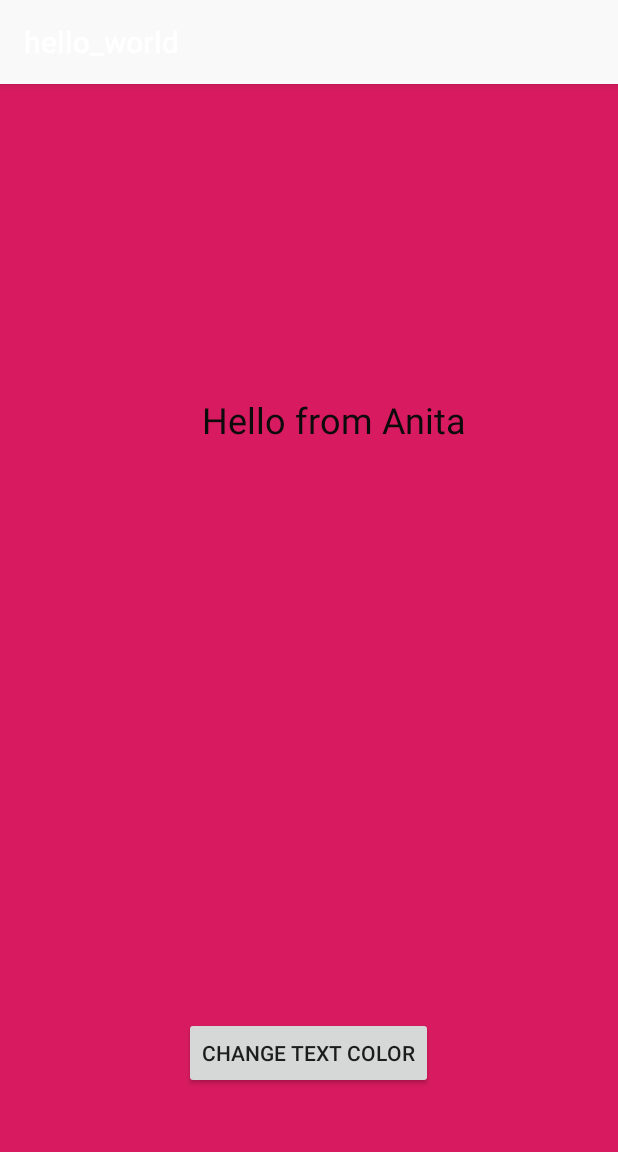
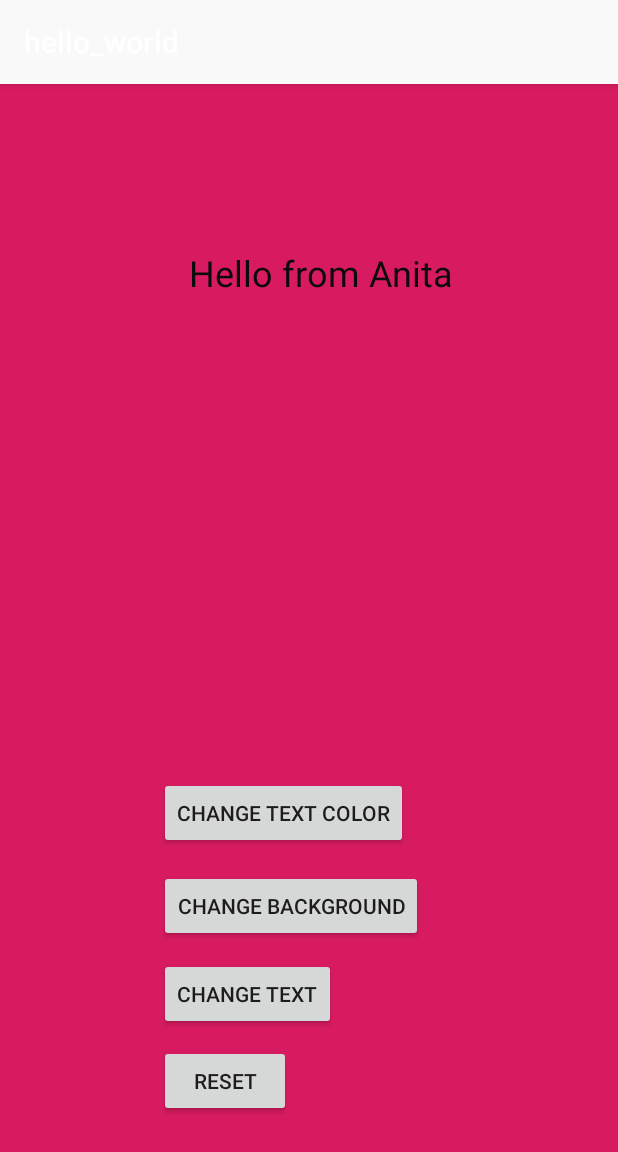
Before and after one commit to AnitaGarcia819/hello_app, an Android app: the screen it shows after launch (MainActivity), on a phone screen of 412 x 824 dp. Shown: the top 1152 px of the screen. Run offline under Robolectric (Android 15) with nearby library versions, the phone set to English and light mode, and no system bars.

Commit message:
Added bonus user stories: all minus edit text

```diff
--- a/app/src/main/java/com/example/anitagarcia/hello_world/MainActivity.java
+++ b/app/src/main/java/com/example/anitagarcia/hello_world/MainActivity.java
@@ -7,6 +7,7 @@ import android.view.View;
 import android.widget.TextView;
 
 public class MainActivity extends AppCompatActivity {
+
 
     @Override
     protected void onCreate(Bundle savedInstanceState) {
@@ -20,6 +21,32 @@ public class MainActivity extends AppCompatActivity {
                 ((TextView) findViewById(R.id.textView)).setTextColor(getResources().getColor(R.color.colorPrimary));
             }
         });
+
+        findViewById(R.id.text_button).setOnClickListener(new View.OnClickListener(){
+            @Override
+            public void onClick(View view){
+                Log.i("Anita", "Anita clicked this button");
+                ((TextView) findViewById(R.id.textView)).setText("Android is Awesome!");
+            }
+        });
+
+        findViewById(R.id.background_button).setOnClickListener(new View.OnClickListener(){
+            @Override
+            public void onClick(View view){
+                Log.i("Anita", "Anita clicked this button");
+                findViewById(R.id.rootView).setBackgroundColor(getResources().getColor(R.color.colorSecondary));
+            }
+        });
+
+        findViewById(R.id.default_button).setOnClickListener(new View.OnClickListener(){
+            @Override
+            public void onClick(View view){
+                Log.i("Anita", "Anita clicked this button");
+                ((TextView) findViewById(R.id.textView)).setTextColor(getResources().getColor(R.color.colorPrimaryDark));
+                findViewById(R.id.rootView).setBackgroundColor(getResources().getColor(R.color.colorAccent));
+                ((TextView) findViewById(R.id.textView)).setText(R.string.greeting);
+            }
+        });
     }
 
 
--- a/app/src/main/res/layout/activity_main.xml
+++ b/app/src/main/res/layout/activity_main.xml
@@ -5,6 +5,7 @@
     android:layout_width="match_parent"
     android:layout_height="match_parent"
     android:background="@color/colorAccent"
+    android:id="@+id/rootView"
     tools:context=".MainActivity">
 
     <TextView
@@ -14,10 +15,10 @@
         android:layout_alignParentTop="true"
         android:layout_alignParentEnd="true"
         android:layout_alignParentRight="true"
-        android:layout_marginTop="207dp"
-        android:layout_marginEnd="101dp"
-        android:layout_marginRight="101dp"
-        android:text="Hello from Anita"
+        android:layout_marginTop="109dp"
+        android:layout_marginEnd="110dp"
+        android:layout_marginRight="110dp"
+        android:text="@string/greeting"
         android:textColor="@color/colorPrimaryDark"
         android:textSize="24sp" />
 
@@ -25,9 +26,40 @@
         android:id="@+id/button"
         android:layout_width="wrap_content"
         android:layout_height="wrap_content"
+        android:layout_alignParentStart="true"
+        android:layout_alignParentLeft="true"
         android:layout_alignParentBottom="true"
-        android:layout_centerHorizontal="true"
-        android:layout_marginBottom="98dp"
+        android:layout_marginStart="106dp"
+        android:layout_marginLeft="106dp"
+        android:layout_marginBottom="258dp"
         android:text="Change text color" />
 
+    <Button
+        android:id="@+id/background_button"
+        android:layout_width="wrap_content"
+        android:layout_height="wrap_content"
+        android:layout_alignStart="@+id/button"
+        android:layout_alignParentBottom="true"
+        android:layout_marginBottom="196dp"
+        android:text="Change Background" />
+
+    <Button
+        android:id="@+id/text_button"
+        android:layout_width="wrap_content"
+        android:layout_height="wrap_content"
+        android:layout_alignStart="@+id/button"
+        android:layout_alignParentBottom="true"
+        android:layout_marginBottom="137dp"
+        android:text="Change Text" />
+
+    <Button
+        android:id="@+id/default_button"
+        android:layout_width="wrap_content"
+        android:layout_height="wrap_content"
+        android:layout_alignStart="@+id/button"
+        android:layout_alignParentBottom="true"
+        android:layout_marginBottom="79dp"
+        android:text="Reset" />
+
+
 </RelativeLayout>
--- a/app/src/main/res/values/colors.xml
+++ b/app/src/main/res/values/colors.xml
@@ -3,4 +3,5 @@
     <color name="colorPrimary">#f9f9f9</color>
     <color name="colorPrimaryDark">#0b0b0b</color>
     <color name="colorAccent">#D81B60</color>
+    <color name="colorSecondary">#21b0b2</color>
 </resources>
--- a/app/src/main/res/values/strings.xml
+++ b/app/src/main/res/values/strings.xml
@@ -1,3 +1,5 @@
 <resources>
     <string name="app_name">hello_world</string>
+    <string name="greeting">Hello from Anita</string>
+
 </resources>
```
